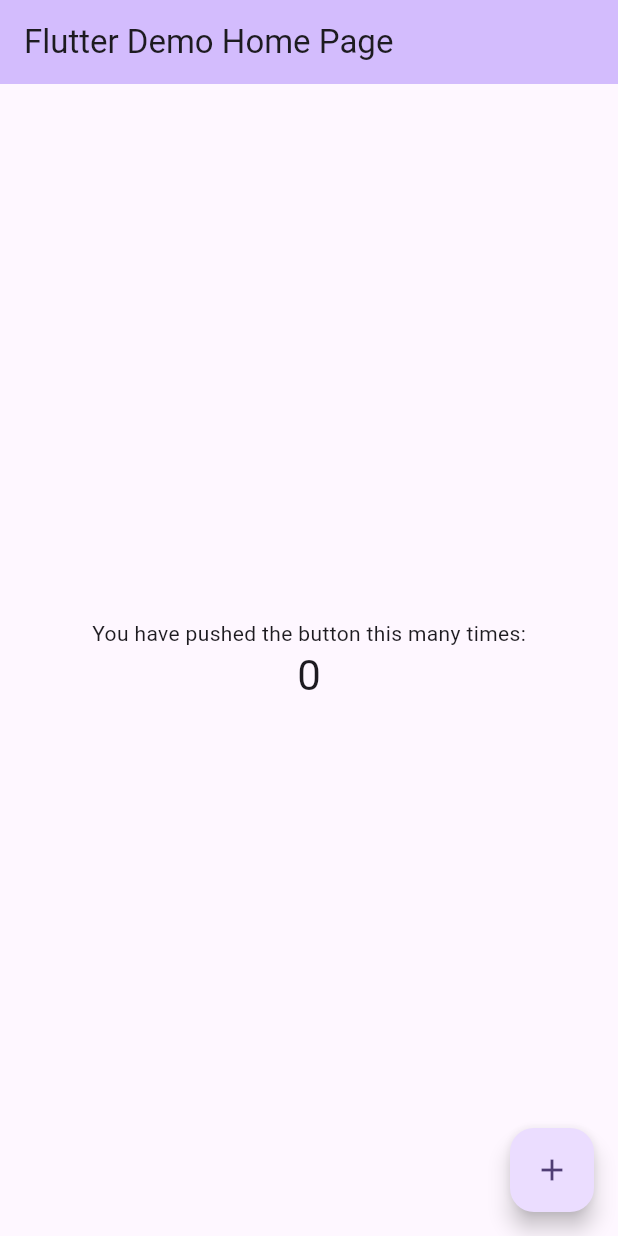
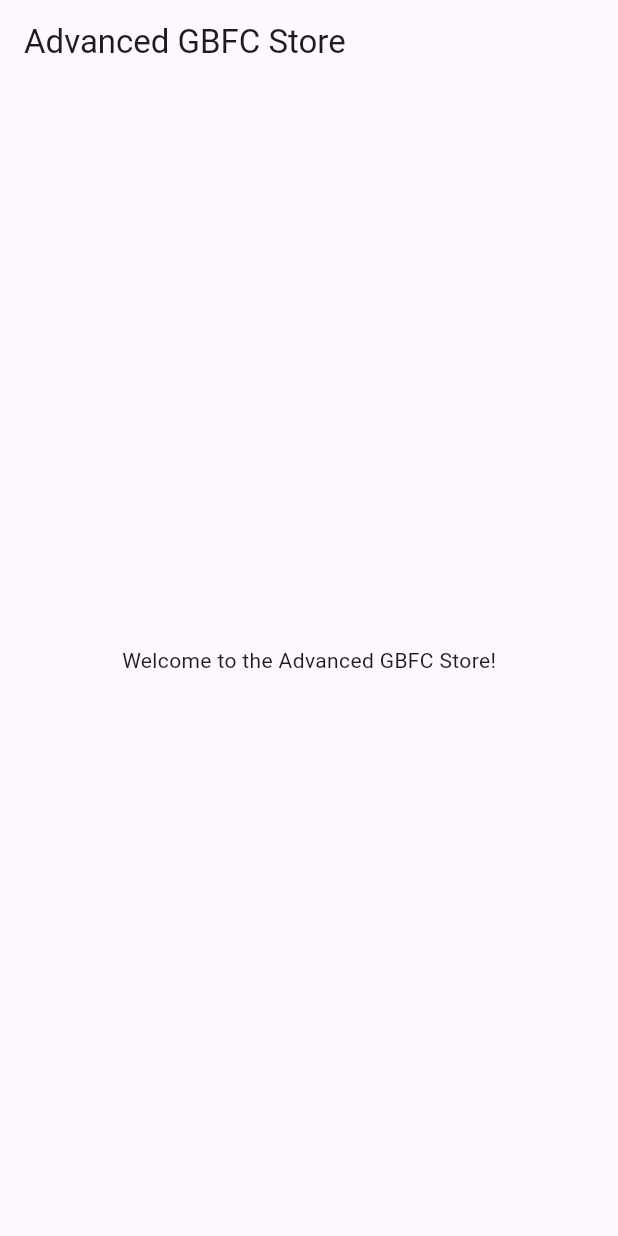
Before and after one commit to Marwanali2/Advanced-GBFC-Store-App, a Flutter app: the screen it shows after launch, on a phone screen of 412 x 824 dp. Run offline on Flutter 3.47's test engine with Material 3 defaults, Android fonts, the phone set to English and light mode, and no system bars.

Commit message:
first commit

```diff
--- /dev/null
+++ b/lib/adv_gbfc_store.dart
@@ -0,0 +1,18 @@
+
+import 'package:flutter/material.dart';
+
+class AdvancedGBFCStore extends StatelessWidget {
+  const AdvancedGBFCStore({super.key});
+
+  @override
+  Widget build(BuildContext context) {
+    return Scaffold(
+      appBar: AppBar(
+        title: const Text('Advanced GBFC Store'),
+      ),
+      body: const Center(
+        child: Text('Welcome to the Advanced GBFC Store!'),
+      ),
+    );
+  }
+}
--- a/lib/main.dart
+++ b/lib/main.dart
@@ -1,3 +1,4 @@
+import 'package:advanced_gbfc_store_app/adv_gbfc_store.dart';
 import 'package:flutter/material.dart';
 
 void main() {
@@ -7,119 +8,15 @@
 class MyApp extends StatelessWidget {
   const MyApp({super.key});
 
-  // This widget is the root of your application.
   @override
   Widget build(BuildContext context) {
     return MaterialApp(
-      title: 'Flutter Demo',
+      title: 'Advanced GBFC Store App',
       theme: ThemeData(
-        // This is the theme of your application.
-        //
-        // TRY THIS: Try running your application with "flutter run". You'll see
-        // the application has a purple toolbar. Then, without quitting the app,
-        // try changing the seedColor in the colorScheme below to Colors.green
-        // and then invoke "hot reload" (save your changes or press the "hot
-        // reload" button in a Flutter-supported IDE, or press "r" if you used
-        // the command line to start the app).
-        //
-        // Notice that the counter didn't reset back to zero; the application
-        // state is not lost during the reload. To reset the state, use hot
-        // restart instead.
-        //
-        // This works for code too, not just values: Most code changes can be
-        // tested with just a hot reload.
         colorScheme: ColorScheme.fromSeed(seedColor: Colors.deepPurple),
         useMaterial3: true,
       ),
-      home: const MyHomePage(title: 'Flutter Demo Home Page'),
+      home: const AdvancedGBFCStore(),
     );
   }
 }
-
-class MyHomePage extends StatefulWidget {
-  const MyHomePage({super.key, required this.title});
-
-  // This widget is the home page of your application. It is stateful, meaning
-  // that it has a State object (defined below) that contains fields that affect
-  // how it looks.
-
-  // This class is the configuration for the state. It holds the values (in this
-  // case the title) provided by the parent (in this case the App widget) and
-  // used by the build method of the State. Fields in a Widget subclass are
-  // always marked "final".
-
-  final String title;
-
-  @override
-  State<MyHomePage> createState() => _MyHomePageState();
-}
-
-class _MyHomePageState extends State<MyHomePage> {
-  int _counter = 0;
-
-  void _incrementCounter() {
-    setState(() {
-      // This call to setState tells the Flutter framework that something has
-      // changed in this State, which causes it to rerun the build method below
-      // so that the display can reflect the updated values. If we changed
-      // _counter without calling setState(), then the build method would not be
-      // called again, and so nothing would appear to happen.
-      _counter++;
-    });
-  }
-
-  @override
-  Widget build(BuildContext context) {
-    // This method is rerun every time setState is called, for instance as done
-    // by the _incrementCounter method above.
-    //
-    // The Flutter framework has been optimized to make rerunning build methods
-    // fast, so that you can just rebuild anything that needs updating rather
-    // than having to individually change instances of widgets.
-    return Scaffold(
-      appBar: AppBar(
-        // TRY THIS: Try changing the color here to a specific color (to
-        // Colors.amber, perhaps?) and trigger a hot reload to see the AppBar
-        // change color while the other colors stay the same.
-        backgroundColor: Theme.of(context).colorScheme.inversePrimary,
-        // Here we take the value from the MyHomePage object that was created by
-        // the App.build method, and use it to set our appbar title.
-        title: Text(widget.title),
-      ),
-      body: Center(
-        // Center is a layout widget. It takes a single child and positions it
-        // in the middle of the parent.
-        child: Column(
-          // Column is also a layout widget. It takes a list of children and
-          // arranges them vertically. By default, it sizes itself to fit its
-          // children horizontally, and tries to be as tall as its parent.
-          //
-          // Column has various properties to control how it sizes itself and
-          // how it positions its children. Here we use mainAxisAlignment to
-          // center the children vertically; the main axis here is the vertical
-          // axis because Columns are vertical (the cross axis would be
-          // horizontal).
-          //
-          // TRY THIS: Invoke "debug painting" (choose the "Toggle Debug Paint"
-          // action in the IDE, or press "p" in the console), to see the
-          // wireframe for each widget.
-          mainAxisAlignment: MainAxisAlignment.center,
-          children: <Widget>[
-            const Text(
-              'You have pushed the button this many times:',
-            ),
-            Text(
-              '$_counter',
-              style: Theme.of(context).textTheme.headlineMedium,
-            ),
-          ],
-        ),
-      ),
-      floatingActionButton: FloatingActionButton(
-        onPressed: _incrementCounter,
-        tooltip: 'Increment',
-        child: const Icon(Icons.add),
-      ), // This trailing comma makes auto-formatting nicer for build methods.
-    );
-  }
-}
```
